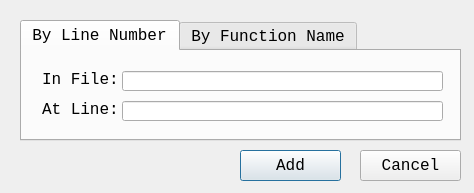
Old version of the form add_breakpoint.ui in the repository Joxos/lldb_gui.
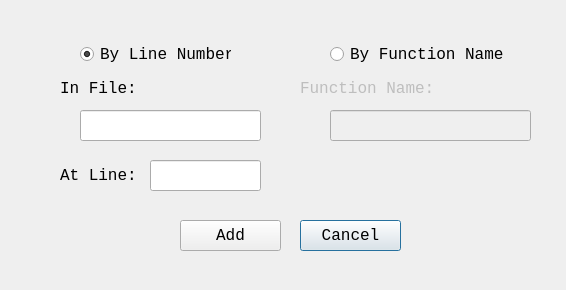
New version of the form.

```diff
--- a/add_breakpoint.ui
+++ b/add_breakpoint.ui
@@ -1,13 +1,16 @@
 <?xml version="1.0" encoding="UTF-8"?>
 <ui version="4.0">
- <class>dialog</class>
- <widget class="QDialog" name="dialog">
+ <class>Dialog</class>
+ <widget class="QDialog" name="Dialog">
+  <property name="enabled">
+   <bool>true</bool>
+  </property>
   <property name="geometry">
    <rect>
     <x>0</x>
     <y>0</y>
-    <width>474</width>
-    <height>193</height>
+    <width>566</width>
+    <height>290</height>
    </rect>
   </property>
   <property name="font">
@@ -19,37 +22,84 @@
   <property name="windowTitle">
    <string>Add Breakpoint</string>
   </property>
-  <widget class="QTabWidget" name="choice">
+  <widget class="QPushButton" name="cancel">
    <property name="geometry">
     <rect>
-     <x>20</x>
-     <y>20</y>
-     <width>441</width>
-     <height>121</height>
+     <x>300</x>
+     <y>220</y>
+     <width>101</width>
+     <height>31</height>
     </rect>
    </property>
-   <property name="currentIndex">
-    <number>0</number>
+   <property name="font">
+    <font>
+     <family>Consolas</family>
+     <pointsize>12</pointsize>
+    </font>
    </property>
-   <widget class="QWidget" name="by_ln">
-    <attribute name="title">
+   <property name="text">
+    <string>Cancel</string>
+   </property>
+   <property name="flat">
+    <bool>false</bool>
+   </property>
+  </widget>
+  <widget class="QPushButton" name="add">
+   <property name="geometry">
+    <rect>
+     <x>180</x>
+     <y>220</y>
+     <width>101</width>
+     <height>31</height>
+    </rect>
+   </property>
+   <property name="font">
+    <font>
+     <family>Consolas</family>
+     <pointsize>12</pointsize>
+    </font>
+   </property>
+   <property name="text">
+    <string>Add</string>
+   </property>
+   <property name="flat">
+    <bool>false</bool>
+   </property>
+  </widget>
+  <widget class="QRadioButton" name="by_ln">
+   <property name="geometry">
+    <rect>
+     <x>80</x>
+     <y>39</y>
+     <width>151</width>
+     <height>31</height>
+    </rect>
+   </property>
+   <property name="text">
      <string>By Line Number</string>
-    </attribute>
-    <widget class="QLineEdit" name="file_name">
+   </property>
+   <property name="checked">
+    <bool>true</bool>
+   </property>
+  </widget>
+  <widget class="QRadioButton" name="by_fn">
      <property name="geometry">
       <rect>
-       <x>100</x>
-       <y>20</y>
-       <width>321</width>
-       <height>20</height>
-      </rect>
-     </property>
+     <x>330</x>
+     <y>39</y>
+     <width>181</width>
+     <height>31</height>
+    </rect>
+   </property>
+   <property name="text">
+    <string>By Function Name</string>
+   </property>
     </widget>
     <widget class="QLabel" name="label">
      <property name="geometry">
       <rect>
-       <x>20</x>
-       <y>20</y>
+     <x>60</x>
+     <y>80</y>
        <width>81</width>
        <height>16</height>
       </rect>
@@ -61,10 +111,10 @@
     <widget class="QLabel" name="label_2">
      <property name="geometry">
       <rect>
-       <x>20</x>
-       <y>50</y>
+     <x>60</x>
+     <y>165</y>
        <width>81</width>
-       <height>16</height>
+     <height>21</height>
       </rect>
      </property>
      <property name="text">
@@ -74,23 +124,44 @@
     <widget class="QLineEdit" name="line_number">
      <property name="geometry">
       <rect>
-       <x>100</x>
-       <y>50</y>
-       <width>321</width>
-       <height>20</height>
+     <x>150</x>
+     <y>160</y>
+     <width>111</width>
+     <height>31</height>
       </rect>
      </property>
     </widget>
-   </widget>
-   <widget class="QWidget" name="by_fn">
-    <attribute name="title">
-     <string>By Function Name</string>
-    </attribute>
+  <widget class="QLineEdit" name="file_name">
+   <property name="geometry">
+    <rect>
+     <x>80</x>
+     <y>110</y>
+     <width>181</width>
+     <height>31</height>
+    </rect>
+   </property>
+  </widget>
+  <widget class="QLineEdit" name="function_name">
+   <property name="enabled">
+    <bool>false</bool>
+   </property>
+   <property name="geometry">
+    <rect>
+     <x>330</x>
+     <y>110</y>
+     <width>201</width>
+     <height>31</height>
+    </rect>
+   </property>
+  </widget>
     <widget class="QLabel" name="label_3">
+   <property name="enabled">
+    <bool>false</bool>
+   </property>
      <property name="geometry">
       <rect>
-       <x>20</x>
-       <y>30</y>
+     <x>300</x>
+     <y>80</y>
        <width>131</width>
        <height>16</height>
       </rect>
@@ -99,63 +170,16 @@
       <string>Function Name:</string>
      </property>
     </widget>
-    <widget class="QLineEdit" name="function_name">
-     <property name="geometry">
-      <rect>
-       <x>150</x>
-       <y>30</y>
-       <width>261</width>
-       <height>20</height>
-      </rect>
-     </property>
-    </widget>
-   </widget>
-  </widget>
-  <widget class="QPushButton" name="add">
-   <property name="geometry">
-    <rect>
-     <x>240</x>
-     <y>150</y>
-     <width>101</width>
-     <height>31</height>
-    </rect>
-   </property>
-   <property name="font">
-    <font>
-     <family>Consolas</family>
-     <pointsize>12</pointsize>
-    </font>
-   </property>
-   <property name="text">
-    <string>Add</string>
-   </property>
-   <property name="flat">
-    <bool>false</bool>
-   </property>
-  </widget>
-  <widget class="QPushButton" name="cancel">
-   <property name="geometry">
-    <rect>
-     <x>360</x>
-     <y>150</y>
-     <width>101</width>
-     <height>31</height>
-    </rect>
-   </property>
-   <property name="font">
-    <font>
-     <family>Consolas</family>
-     <pointsize>12</pointsize>
-    </font>
-   </property>
-   <property name="text">
-    <string>Cancel</string>
-   </property>
-   <property name="flat">
-    <bool>false</bool>
-   </property>
-  </widget>
- </widget>
+ </widget>
+ <tabstops>
+  <tabstop>by_ln</tabstop>
+  <tabstop>by_fn</tabstop>
+  <tabstop>file_name</tabstop>
+  <tabstop>line_number</tabstop>
+  <tabstop>function_name</tabstop>
+  <tabstop>add</tabstop>
+  <tabstop>cancel</tabstop>
+ </tabstops>
  <resources/>
  <connections/>
 </ui>
```
Lines whose indentation alone changed are shown as unchanged.
